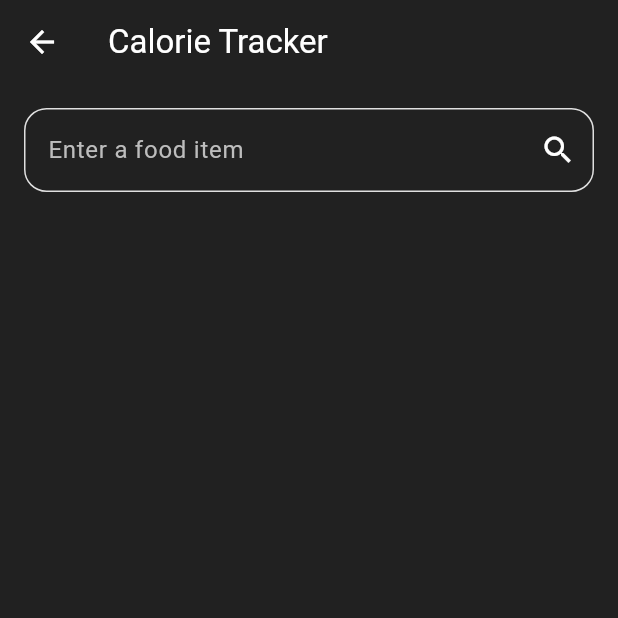
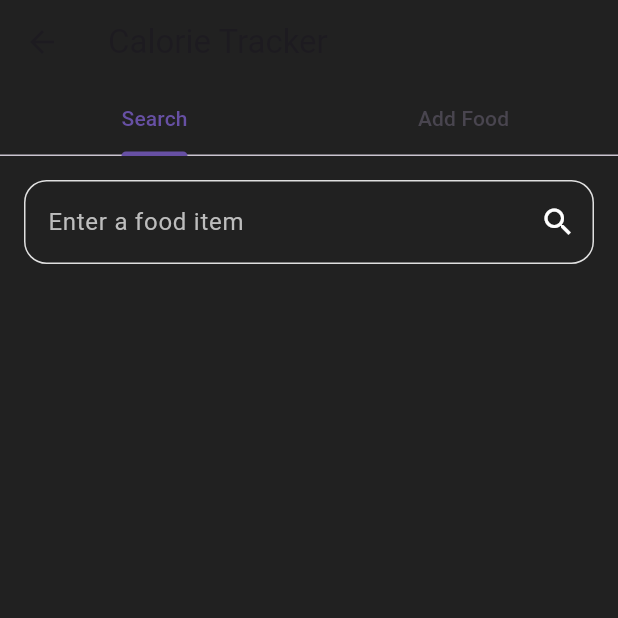
Before and after one commit to Samuel-J-Mathew/Overload--Workout-Nutrition-Weight-Tracker-ClientSide, a Flutter app: the screen it shows after launch, item 3 of the bottom bar chosen, after a tap on the "add" icon, on a phone screen of 412 x 824 dp, the top half of it. Run offline on Flutter 3.47's test engine with Material 3 defaults, Android fonts, the phone set to English and light mode, and no system bars; our stand-ins replace dropdown_button2, dropdown_search, fl_chart, flutter_heatmap_calendar, hive, hive_flutter and 1 more; missing offline and left inert: excel; accounts and stored records are empty.

Commit message:
Added  custom " Add Food" database function

```diff
--- a/lib/main.dart
+++ b/lib/main.dart
@@ -4,6 +4,7 @@ import 'package:gymapp/data/workout_data.dart';
 import 'package:gymapp/pages/CalorieTrackerPage.dart';
 import 'package:gymapp/pages/DataAnalysisPage.dart';
 import 'package:gymapp/pages/ExerciseLogPage.dart';
+import 'package:gymapp/pages/ExportPage.dart';
 import 'package:gymapp/pages/FoodLogPage.dart';
 import 'package:gymapp/pages/MySplitPage.dart';
 import 'package:gymapp/pages/SearchPage.dart';
--- a/lib/pages/CalorieTrackerPage.dart
+++ b/lib/pages/CalorieTrackerPage.dart
@@ -3,7 +3,7 @@ import 'dart:convert';
 import 'package:http/http.dart' as http;
 import 'package:provider/provider.dart';
 import 'package:gymapp/data/FoodData.dart';
-import 'FoodLogPage.dart';
+import '../data/hive_database.dart';
 
 class CalorieTrackerPage extends StatefulWidget {
   final DateTime selectedDate;
@@ -14,13 +14,215 @@ class CalorieTrackerPage extends StatefulWidget {
   _CalorieTrackerPageState createState() => _CalorieTrackerPageState();
 }
 
-class _CalorieTrackerPageState extends State<CalorieTrackerPage> {
+class _CalorieTrackerPageState extends State<CalorieTrackerPage>
+    with SingleTickerProviderStateMixin {
+  late TabController _tabController;
   final TextEditingController _controller = TextEditingController();
   final TextEditingController _gramController = TextEditingController();
+  final HiveDatabase hiveDatabase = HiveDatabase();
+
+  // Controllers for the "Add Food" form
+  final TextEditingController foodNameController = TextEditingController();
+  final TextEditingController servingWeightController = TextEditingController();
+  final TextEditingController caloriesController = TextEditingController();
+  final TextEditingController carbsController = TextEditingController();
+  final TextEditingController proteinController = TextEditingController();
+  final TextEditingController fatController = TextEditingController();
+
   List<dynamic> _suggestions = [];
+  List<dynamic> _localFoods = [];
   Map<String, dynamic>? selectedFood;
-  double? originalCalories, originalProtein, originalFats, originalCarbs, originalServingSize;
+  double? originalCalories, originalProtein, originalFats, originalCarbs, originalServingSize = 100;
   String? selectedFoodName;
+
+  @override
+  void initState() {
+    super.initState();
+    _tabController = TabController(length: 2, vsync: this);
+    fetchLocalFoods();
+  }
+
+  @override
+  void dispose() {
+    _tabController.dispose();
+    foodNameController.dispose();
+    servingWeightController.dispose();
+    caloriesController.dispose();
+    carbsController.dispose();
+    proteinController.dispose();
+    fatController.dispose();
+    _controller.dispose();
+    _gramController.dispose();
+    super.dispose();
+  }
+
+  void fetchLocalFoods() {
+    setState(() {
+      _localFoods = hiveDatabase.getAllFoodItems().map((foodItem) {
+        return {
+          'food_name': foodItem.name,
+          'calories': foodItem.calories,
+          'protein': foodItem.protein,
+          'carbs': foodItem.carbs,
+          'fats': foodItem.fats,
+          'is_local': true,
+        };
+      }).toList();
+    });
+  }
+
+  void addFoodToDatabase() {
+    if (foodNameController.text.isEmpty ||
+        servingWeightController.text.isEmpty ||
+        caloriesController.text.isEmpty ||
+        proteinController.text.isEmpty ||
+        carbsController.text.isEmpty ||
+        fatController.text.isEmpty) {
+      ScaffoldMessenger.of(context).showSnackBar(
+        SnackBar(content: Text("Please fill in all required fields")),
+      );
+      return;
+    }
+
+    // Convert serving size and adjust stats to 100g
+    double servingSize = double.tryParse(servingWeightController.text) ?? 100;
+    double factor = 100 / servingSize;
+
+    String adjustedCalories = (double.parse(caloriesController.text) * factor).toStringAsFixed(0);
+    String adjustedProtein = (double.parse(proteinController.text) * factor).toStringAsFixed(2);
+    String adjustedCarbs = (double.parse(carbsController.text) * factor).toStringAsFixed(2);
+    String adjustedFats = (double.parse(fatController.text) * factor).toStringAsFixed(2);
+
+    // Add the new food item to the Hive database for future searches
+    hiveDatabase.addFoodItem(
+      foodNameController.text,
+      adjustedCalories,
+      adjustedProtein,
+      adjustedCarbs,
+      adjustedFats,
+      DateTime(2000, 1, 1), // Use the current date for record-keeping
+    );
+
+    fetchLocalFoods();
+
+    // Clear the form fields
+    foodNameController.clear();
+    servingWeightController.clear();
+    caloriesController.clear();
+    carbsController.clear();
+    proteinController.clear();
+    fatController.clear();
+
+    ScaffoldMessenger.of(context).showSnackBar(
+      SnackBar(content: Text("Food added successfully")),
+    );
+  }
+
+  Widget _buildSearchTab() {
+    return Container(
+      color: Colors.grey[900],
+      child: Column(
+        children: <Widget>[
+          Padding(
+            padding: EdgeInsets.all(16.0),
+            child: TextField(
+              controller: _controller,
+              decoration: InputDecoration(
+                labelText: 'Enter a food item',
+                labelStyle: TextStyle(color: Colors.grey[400]),
+                suffixIcon: IconButton(
+                  icon: Icon(Icons.search, color: Colors.white),
+                  onPressed: () => fetchFoodInfo(_controller.text),
+                ),
+                enabledBorder: OutlineInputBorder(
+                  borderRadius: BorderRadius.circular(15),
+                  borderSide: BorderSide(color: Colors.grey.shade300),
+                ),
+                focusedBorder: OutlineInputBorder(
+                  borderRadius: BorderRadius.circular(15),
+                  borderSide: BorderSide(color: Colors.grey.shade300),
+                ),
+              ),
+              style: TextStyle(color: Colors.white),
+              onChanged: (value) => fetchFoodInfo(value),
+            ),
+          ),
+          Expanded(
+            child: ListView.builder(
+              itemCount: _suggestions.length,
+              itemBuilder: (context, index) {
+                final food = _suggestions[index];
+                return Column(
+                  children: [
+                    ListTile(
+                      title: Text(
+                        food['food_name'] ?? 'Unknown',
+                        style: TextStyle(color: Colors.white),
+                      ),
+                      onTap: () {
+                        if (food is Map<String, dynamic>) {
+                          fetchNutritionDetails(food);
+                        } else {
+                          ScaffoldMessenger.of(context).showSnackBar(
+                            SnackBar(content: Text("Invalid food data structure")),
+                          );
+                        }
+                      },
+                    ),
+                    Divider(color: Colors.grey[600]),
+                  ],
+                );
+              },
+            ),
+          ),
+        ],
+      ),
+    );
+  }
+
+  Widget _buildAddFoodTab() {
+    return Padding(
+      padding: const EdgeInsets.all(16.0),
+      child: Column(
+        children: [
+          TextField(
+            controller: foodNameController,
+            decoration: InputDecoration(labelText: "Food Name"),
+          ),
+          TextField(
+            controller: servingWeightController,
+            decoration: InputDecoration(labelText: "Serving Weight (g)"),
+            keyboardType: TextInputType.number,
+          ),
+          TextField(
+            controller: caloriesController,
+            decoration: InputDecoration(labelText: "Calories"),
+            keyboardType: TextInputType.number,
+          ),
+          TextField(
+            controller: carbsController,
+            decoration: InputDecoration(labelText: "Carbs"),
+            keyboardType: TextInputType.number,
+          ),
+          TextField(
+            controller: proteinController,
+            decoration: InputDecoration(labelText: "Protein"),
+            keyboardType: TextInputType.number,
+          ),
+          TextField(
+            controller: fatController,
+            decoration: InputDecoration(labelText: "Fat"),
+            keyboardType: TextInputType.number,
+          ),
+          SizedBox(height: 16),
+          ElevatedButton(
+            onPressed: addFoodToDatabase,
+            child: Text("Create and Add"),
+          ),
+        ],
+      ),
+    );
+  }
 
   Future<void> fetchFoodInfo(String query) async {
     if (query.isEmpty) {
@@ -40,19 +242,40 @@ class _CalorieTrackerPageState extends State<CalorieTrackerPage> {
       },
     );
 
+    List<dynamic> apiFoods = [];
     if (response.statusCode == 200) {
       final results = jsonDecode(response.body);
+      apiFoods = results['common'];
+    }
+
     setState(() {
-        _suggestions = results['common'];
+      _suggestions = [
+        ..._localFoods.where((food) =>
+            food['food_name'].toLowerCase().contains(query.toLowerCase())),
+        ...apiFoods,
+      ];
+    });
+  }
+
+  void fetchNutritionDetails(Map<String, dynamic> food) {
+    if (food['is_local'] == true) {
+      setState(() {
+        selectedFoodName = food['food_name'];
+        originalCalories = double.parse(food['calories']);
+        originalProtein = double.parse(food['protein']);
+        originalFats = double.parse(food['fats']);
+        originalCarbs = double.parse(food['carbs']);
+        originalServingSize = 100;
+        _gramController.text = '100';
+        updateNutrition(100);
+        showNutritionSheet();
       });
     } else {
-      setState(() {
-        _suggestions = [];
-      });
+      fetchNutritionDetailsFromApi(food['food_name']);
     }
   }
 
-  void fetchNutritionDetails(String foodName) async {
+  void fetchNutritionDetailsFromApi(String foodName) async {
     selectedFoodName = foodName;
     const apiUrl = 'https://trackapi.nutritionix.com/v2/natural/nutrients';
     final response = await http.post(
@@ -73,13 +296,26 @@ class _CalorieTrackerPageState extends State<CalorieTrackerPage> {
         originalProtein = (data['foods'][0]['nf_protein'] as num).toDouble();
         originalFats = (data['foods'][0]['nf_total_fat'] as num).toDouble();
         originalCarbs = (data['foods'][0]['nf_total_carbohydrate'] as num).toDouble();
-        originalServingSize = (data['foods'][0]['serving_weight_grams'] as num?)?.toDouble() ?? 100;
-        _gramController.text = originalServingSize?.toString() ?? '100';
-        updateNutrition(originalServingSize ?? 100);
+        originalServingSize = 100;
+        _gramController.text = '100';
+        updateNutrition(100);
         showNutritionSheet();
       });
     } else {
       showErrorDialog();
+    }
+  }
+
+  void updateNutrition(double grams) {
+    if (originalCalories != null && originalProtein != null && originalFats != null && originalCarbs != null) {
+      setState(() {
+        selectedFood = {
+          'Calories': ((originalCalories! / originalServingSize!) * grams).toStringAsFixed(0),
+          'Protein': ((originalProtein! / originalServingSize!) * grams).toStringAsFixed(2),
+          'Fats': ((originalFats! / originalServingSize!) * grams).toStringAsFixed(2),
+          'Carbs': ((originalCarbs! / originalServingSize!) * grams).toStringAsFixed(2),
+        };
+      });
     }
   }
 
@@ -96,7 +332,6 @@ class _CalorieTrackerPageState extends State<CalorieTrackerPage> {
           builder: (BuildContext context, ScrollController scrollController) {
             return StatefulBuilder(
               builder: (BuildContext context, StateSetter setModalState) {
-
                 return Container(
                   decoration: BoxDecoration(
                     color: Colors.grey[900],
@@ -117,21 +352,17 @@ class _CalorieTrackerPageState extends State<CalorieTrackerPage> {
                             controller: _gramController,
                             decoration: InputDecoration(
                               labelText: 'grams',
-                              labelStyle: TextStyle(
-                                  color: Colors.white, fontWeight: FontWeight.bold // Sets the color of the label when it is not focused
+                              labelStyle: TextStyle(color: Colors.white, fontWeight: FontWeight.bold),
+                              enabledBorder: OutlineInputBorder(
+                                borderSide: BorderSide(color: Colors.white),
                               ),
-                              enabledBorder: OutlineInputBorder( // Use OutlineInputBorder for a full rectangle border
-                                borderSide: BorderSide(color: Colors.white), // Sets the color of the border when the field is not focused
+                              focusedBorder: OutlineInputBorder(
+                                borderSide: BorderSide(color: Colors.white, width: 2.0),
                               ),
-                              focusedBorder: OutlineInputBorder( // Use OutlineInputBorder for a full rectangle border
-                                borderSide: BorderSide(color: Colors.white, width: 2.0), // Sets the color of the border when the field is focused
-                              ),
-                              fillColor: Colors.transparent, // Ensures the background is transparent
+                              fillColor: Colors.transparent,
                               filled: true,
                             ),
-                            style: TextStyle(
-                              color: Colors.white, // Sets the color of the text being entered
-                            ),
+                            style: TextStyle(color: Colors.white),
                             keyboardType: TextInputType.number,
                             onChanged: (value) {
                               double grams = double.tryParse(value) ?? originalServingSize!;
@@ -142,29 +373,30 @@ class _CalorieTrackerPageState extends State<CalorieTrackerPage> {
                             },
                           ),
                         ),
-                        Center(child: Column(
-                          mainAxisSize: MainAxisSize.min, // Use min to fit content size
+                        Center(
+                          child: Column(
+                            mainAxisSize: MainAxisSize.min,
                             children: [
                               SizedBox(height: 10),
                               Text(
                                 "${selectedFoodName ?? 'Selected Food'} - ${_gramController.text}g",
-                              style: TextStyle(color: Colors.white,fontSize: 18, fontWeight: FontWeight.bold),
+                                style: TextStyle(color: Colors.white, fontSize: 18, fontWeight: FontWeight.bold),
                               ),
                               Text(
-                              'Calories: ${selectedFood!['Calories']} ',
-                              style: TextStyle(color: Colors.white,fontSize: 16),
+                                'Calories: ${selectedFood!['Calories']}',
+                                style: TextStyle(color: Colors.white, fontSize: 16),
                               ),
                               Text(
-                              'Protein: ${selectedFood!['Protein']}',
-                              style: TextStyle(color: Colors.white,fontSize: 16),
+                                'Protein: ${selectedFood!['Protein']}g',
+                                style: TextStyle(color: Colors.white, fontSize: 16),
                               ),
                               Text(
-                              'Fats: ${selectedFood!['Fats']}',
-                              style: TextStyle(color: Colors.white,fontSize: 16),
+                                'Fats: ${selectedFood!['Fats']}g',
+                                style: TextStyle(color: Colors.white, fontSize: 16),
                               ),
                               Text(
-                              'Carbs: ${selectedFood!['Carbs']}',
-                              style: TextStyle(color: Colors.white,fontSize: 16),
+                                'Carbs: ${selectedFood!['Carbs']}g',
+                                style: TextStyle(color: Colors.white, fontSize: 16),
                               ),
                               SizedBox(height: 20),
                               ElevatedButton(
@@ -172,9 +404,8 @@ class _CalorieTrackerPageState extends State<CalorieTrackerPage> {
                                 child: Text("Log Food"),
                               ),
                             ],
-
-                        )),
-
+                          ),
+                        ),
                       ]
                     ],
                   ),
@@ -185,19 +416,6 @@ class _CalorieTrackerPageState extends State<CalorieTrackerPage> {
         );
       },
     );
-  }
-
-  void updateNutrition(double grams) {
-    if (originalCalories != null && originalProtein != null && originalFats != null && originalCarbs != null) {
-      setState(() {
-        selectedFood = {
-          'Calories': ((originalCalories! / originalServingSize!) * grams).toStringAsFixed(0),
-          'Protein': ((originalProtein! / originalServingSize!) * grams).toStringAsFixed(2),
-          'Fats': ((originalFats! / originalServingSize!) * grams).toStringAsFixed(2),
-          'Carbs': ((originalCarbs! / originalServingSize!) * grams).toStringAsFixed(2),
-        };
-      });
-    }
   }
 
   void logFood() {
@@ -218,8 +436,6 @@ class _CalorieTrackerPageState extends State<CalorieTrackerPage> {
     );
 
     Navigator.pop(context);
-    // Then, notify the parent ExerciseLogPage to switch to FoodLogPage
-    //context.findAncestorStateOfType<_ExerciseLogPageState>()?._onItemTapped(2);
   }
 
   void showErrorDialog() {
@@ -242,62 +458,25 @@ class _CalorieTrackerPageState extends State<CalorieTrackerPage> {
 
   @override
   Widget build(BuildContext context) {
-    return Scaffold(
+    return DefaultTabController(
+      length: 2,
+      child: Scaffold(
         appBar: AppBar(
           backgroundColor: Colors.grey[900],
-        title: Text("Calorie Tracker", style: TextStyle(color: Colors.white)),
-        iconTheme: IconThemeData(color: Colors.white),
-      ),
-      body: Container(
-        color: Colors.grey[900],
-        child: Column(
-          children: <Widget>[
-            Padding(
-              padding: EdgeInsets.all(16.0),
-              child: TextField(
-                controller: _controller,
-                decoration: InputDecoration(
-                  labelText: 'Enter a food item', labelStyle: TextStyle(
-                  color: Colors.grey[400], // Sets the color of the label to white
-                ),
-                  suffixIcon: IconButton(
-                    icon: Icon(Icons.search, color: Colors.white),
-                    onPressed: () => fetchFoodInfo(_controller.text),
-                  ),
-                  enabledBorder: OutlineInputBorder(
-                    borderRadius: BorderRadius.circular(15),
-                    borderSide: BorderSide(color: Colors.grey.shade300), // Optional: sets the border color when field is not focused
-                  ),
-                  focusedBorder: OutlineInputBorder(
-                    borderRadius: BorderRadius.circular(15),
-                    borderSide: BorderSide(color: Colors.grey.shade300), // Optional: sets the border color when field is focused
+          title: Text("Calorie Tracker"),
+          bottom: TabBar(
+            controller: _tabController,
+            tabs: [
+              Tab(text: "Search"),
+              Tab(text: "Add Food"),
+            ],
           ),
         ),
-                style: TextStyle(
-                  color: Colors.white, // Sets the color of the text being entered
-                ),
-                onChanged: (value) => fetchFoodInfo(value),
-              ),
-            ),
-            Expanded(
-              child: ListView.builder(
-                itemCount: _suggestions.length,
-                itemBuilder: (context, index) {
-                  return Column(
+        body: TabBarView(
+          controller: _tabController,
           children: [
-                      ListTile(
-                        title: Text(
-                          _suggestions[index]['food_name'],
-                          style: TextStyle(color: Colors.white), // Sets the text color to white
-                        ),
-                        onTap: () => fetchNutritionDetails(_suggestions[index]['food_name']),
-                      ),
-                      Divider(color: Colors.grey[600]), // Adds a white divider line under each ListTile
-                    ],
-                  );
-                },
-              ),
-            ),
+            _buildSearchTab(),
+            _buildAddFoodTab(),
           ],
         ),
       ),
--- a/lib/pages/FoodLogPage.dart
+++ b/lib/pages/FoodLogPage.dart
@@ -41,7 +41,11 @@ class _FoodLogPageState extends State<FoodLogPage> {
 
   void _loadFoodsForSelectedDay(DateTime date) {
     var foodData = Provider.of<FoodData>(context, listen: false);
-    _selectedDayFoods = foodData.getFoodForDate(date);
+    // Filter out foods with the placeholder date (DateTime(2000, 1, 1))
+    _selectedDayFoods = foodData.getFoodForDate(date).where((food) {
+      return food.date != DateTime(2000, 1, 1); // Exclude placeholder date
+    }).toList();
+
 
     if (_selectedDayFoods != null && _selectedDayFoods!.isNotEmpty) {
       print("Foods on ${DateFormat('yyyy-MM-dd').format(date)}:");
```
Also changed, not shown: 1 other file. Lines whose indentation alone changed are shown as unchanged.
